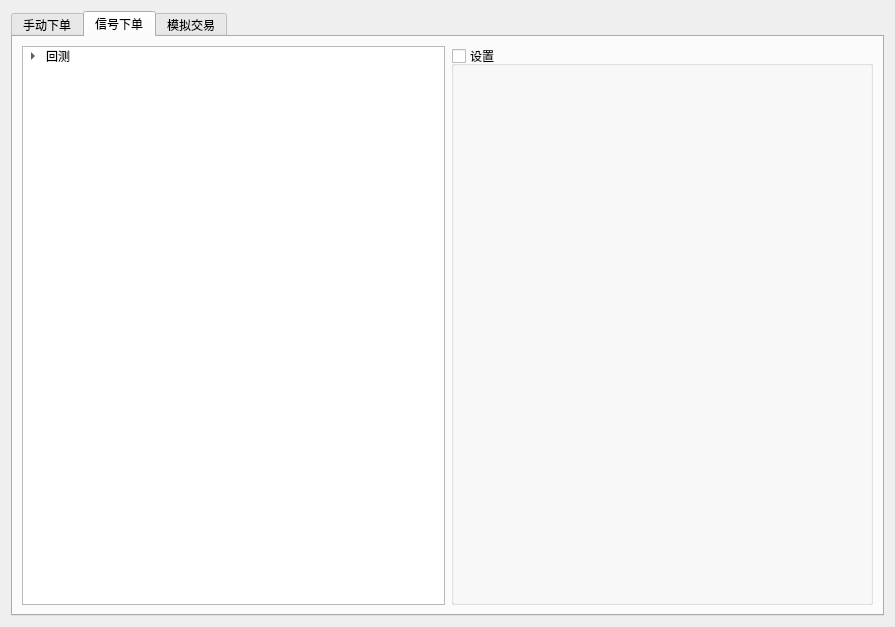
fj11/backtesters, file ui/backtest_management.ui: the form before one commit.
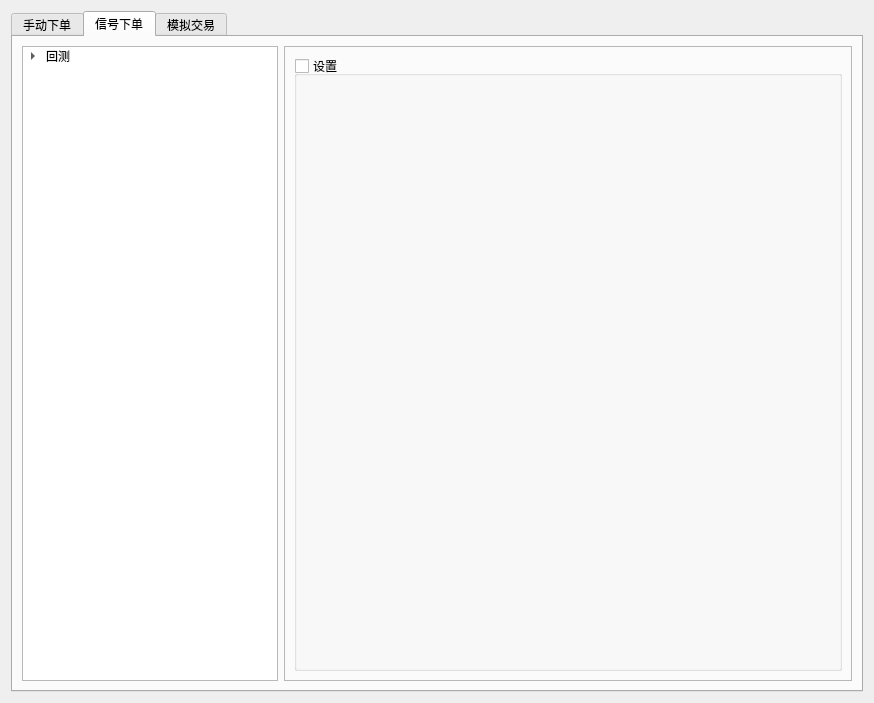
The form after the commit. The open tabs and pages were chosen to show the change. Icons and pictures are not drawn.

The edit to the form file:
```diff
--- a/ui/backtest_management.ui
+++ b/ui/backtest_management.ui
@@ -6,8 +6,8 @@
    <rect>
     <x>0</x>
     <y>0</y>
-    <width>895</width>
-    <height>627</height>
+    <width>874</width>
+    <height>703</height>
    </rect>
   </property>
   <property name="windowTitle">
@@ -287,6 +287,12 @@
       <layout class="QHBoxLayout" name="horizontalLayout_25">
        <item>
         <widget class="QTreeWidget" name="backtest_tree">
+         <property name="sizePolicy">
+          <sizepolicy hsizetype="Fixed" vsizetype="Expanding">
+           <horstretch>0</horstretch>
+           <verstretch>0</verstretch>
+          </sizepolicy>
+         </property>
          <property name="headerHidden">
           <bool>true</bool>
          </property>
@@ -322,10 +328,15 @@
         </widget>
        </item>
        <item>
-        <widget class="QSplitter" name="splitter">
-         <property name="orientation">
-          <enum>Qt::Horizontal</enum>
+        <widget class="QFrame" name="frame">
+         <property name="frameShape">
+          <enum>QFrame::StyledPanel</enum>
          </property>
+         <property name="frameShadow">
+          <enum>QFrame::Raised</enum>
+         </property>
+         <layout class="QHBoxLayout" name="horizontalLayout_26">
+          <item>
          <widget class="QGroupBox" name="backtest_box">
           <property name="title">
            <string>设置</string>
@@ -340,6 +351,8 @@
            <bool>false</bool>
           </property>
          </widget>
+          </item>
+         </layout>
         </widget>
        </item>
       </layout>
```
Left out of the diff: 2 changed lines with no effect on the pictures. Lines whose indentation alone changed are shown as unchanged.
